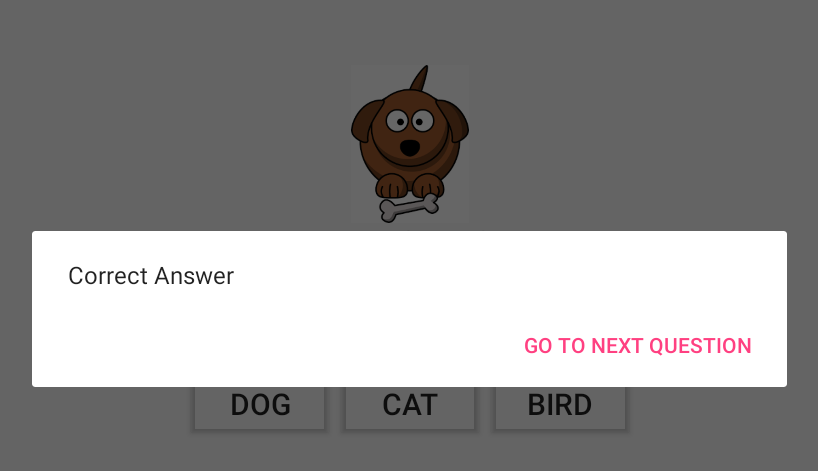
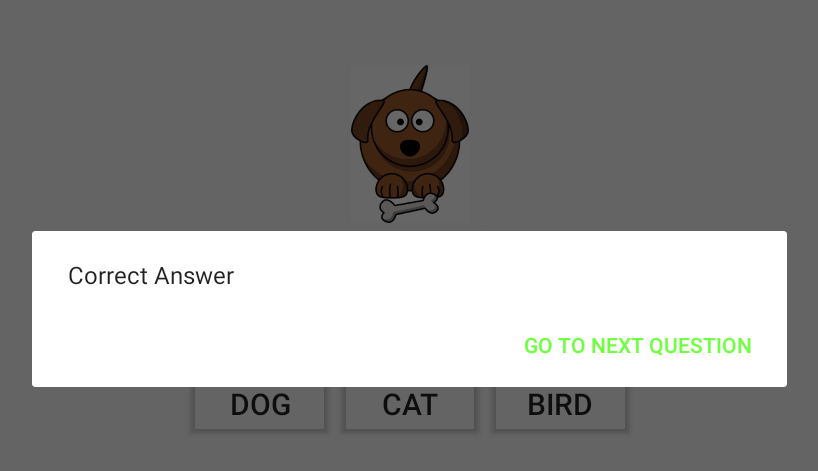
Before and after one commit to janus21cn/WordPlay2, an Android app: the Question1 screen opened directly, with no data from a screen before it, after a tap on "DOG", on a phone screen of 824 x 412 dp (held sideways). Shown: the top 471 px of the screen, without its empty margins (208-1026 px from the left). Run offline under Robolectric (Android 15) with nearby library versions, the phone set to English and light mode, and no system bars.

Commit message:
Added help accent color background and forward icons

```diff
--- a/app/src/main/res/values/colors.xml
+++ b/app/src/main/res/values/colors.xml
@@ -2,5 +2,5 @@
 <resources>
     <color name="colorPrimary">#3F51B5</color>
     <color name="colorPrimaryDark">#303F9F</color>
-    <color name="colorAccent">#FF4081</color>
+    <color name="colorAccent">#70ff40</color>
 </resources>
```
Also changed, not shown: app/src/main/res/layout/content_help_page.xml (+7 -4 lines), app/src/main/res/drawable/ic_navigate_next_black_24dp.png (added).
